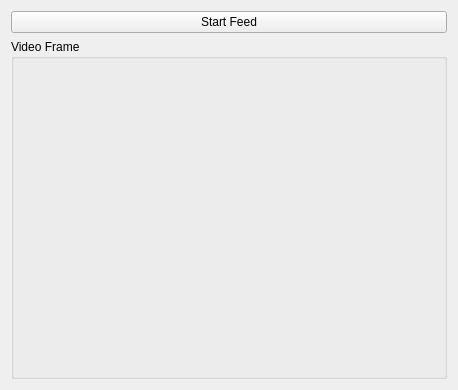
First picture: the form in resources/Video.ui, repository cjand225/CS499SolarCarTimer, before the edit.
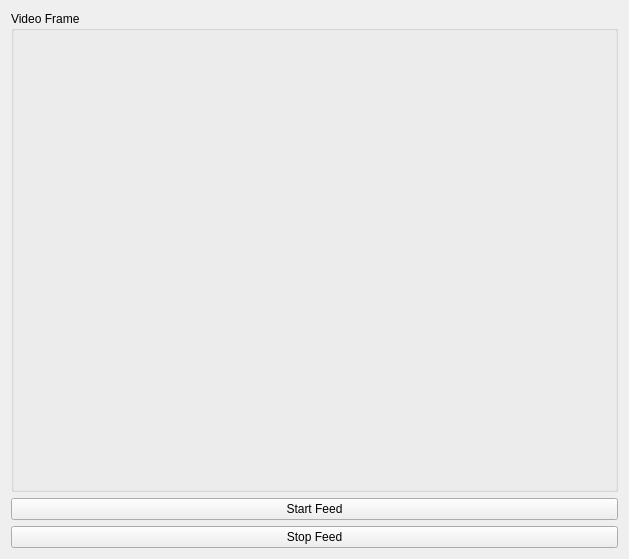
Second picture: the form after the edit.

What changed in the file:
```diff
--- a/resources/Video.ui
+++ b/resources/Video.ui
@@ -6,8 +6,8 @@
    <rect>
     <x>0</x>
     <y>0</y>
-    <width>458</width>
-    <height>390</height>
+    <width>629</width>
+    <height>559</height>
    </rect>
   </property>
   <property name="minimumSize">
@@ -20,16 +20,16 @@
    <string>Form</string>
   </property>
   <layout class="QGridLayout" name="gridLayout_2">
+   <item row="2" column="0">
+    <widget class="QPushButton" name="startButton">
+     <property name="text">
+      <string>Stop Feed</string>
+     </property>
+    </widget>
+   </item>
    <item row="0" column="0">
     <layout class="QGridLayout" name="videoWidgetLayout">
      <item row="0" column="0">
-      <widget class="QPushButton" name="startVideo">
-       <property name="text">
-        <string>Start Feed</string>
-       </property>
-      </widget>
-     </item>
-     <item row="1" column="0">
       <widget class="QGroupBox" name="videoBox">
        <property name="title">
         <string>Video Frame</string>
@@ -47,6 +47,13 @@
      </item>
     </layout>
    </item>
+   <item row="1" column="0">
+    <widget class="QPushButton" name="stopButton">
+     <property name="text">
+      <string>Start Feed</string>
+     </property>
+    </widget>
+   </item>
   </layout>
  </widget>
  <resources/>
```
